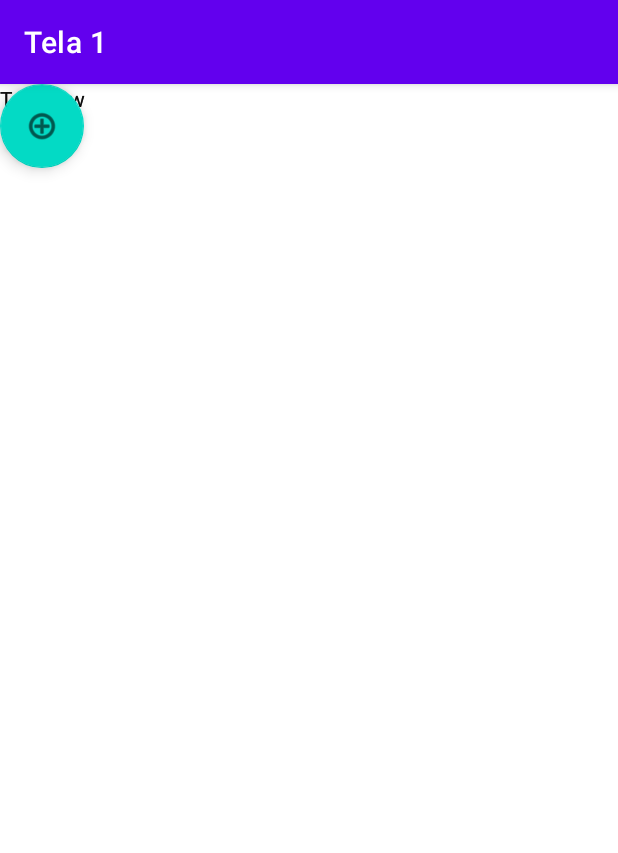
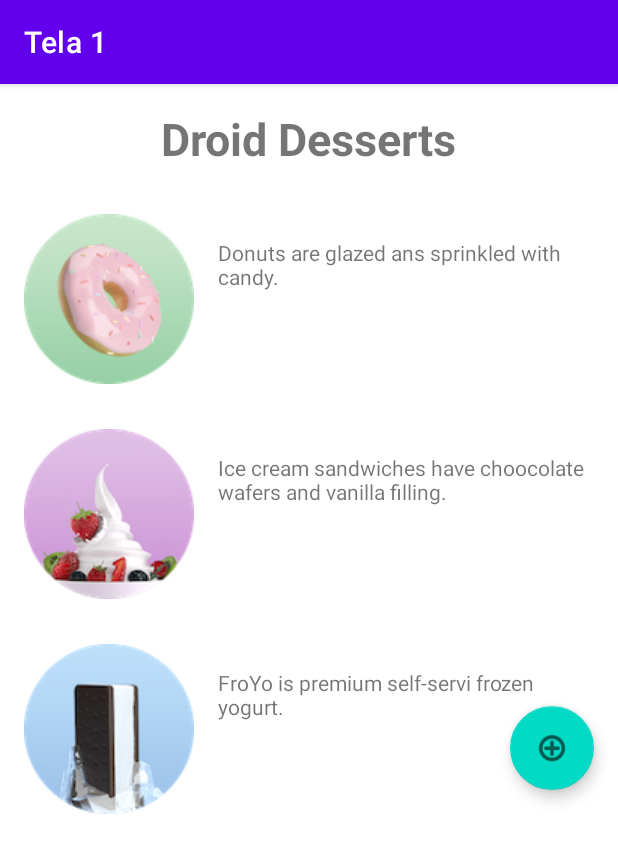
Before and after one commit to MirellaLins/DeepCode2, an Android app: the screen it shows after launch (MainActivity), on a phone screen of 412 x 824 dp. Shown: the top 853 px of the screen. Run offline under Robolectric (Android 15) with nearby library versions, the phone set to English and light mode, and no system bars.

```diff
--- a/DeepCode/app/src/main/java/com/domain/deepcode/MainActivity.java
+++ b/DeepCode/app/src/main/java/com/domain/deepcode/MainActivity.java
@@ -2,13 +2,58 @@ package com.domain.deepcode;
 
 import androidx.appcompat.app.AppCompatActivity;
 
+import android.content.Intent;
+import android.graphics.Color;
 import android.os.Bundle;
+import android.service.controls.actions.FloatAction;
+import android.widget.ImageView;
+import android.widget.TextView;
+import android.widget.Toast;
+
+import com.google.android.material.floatingactionbutton.FloatingActionButton;
 
 public class MainActivity extends AppCompatActivity {
+
+    private int imagemClicada = 0;
 
     @Override
     protected void onCreate(Bundle savedInstanceState) {
         super.onCreate(savedInstanceState);
         setContentView(R.layout.activity_main);
+
+        ImageView img1 = findViewById(R.id.ivDounts);
+        TextView tvDonut = findViewById(R.id.tvLegendaDonut);
+
+        ImageView img2 = findViewById(R.id.ivSorvete);
+        ImageView img3 = findViewById(R.id.ivBiscoito);
+
+        img1.setOnClickListener(view -> {
+            imagemClicada = 1;
+            Toast.makeText(this, "Donut", Toast.LENGTH_LONG).show();
+            tvDonut.setBackgroundColor(Color.CYAN);
+        });
+
+        img2.setOnClickListener(view -> {
+            imagemClicada = 2;
+            Toast.makeText(this, "Sorvete", Toast.LENGTH_LONG).show();
+        });
+
+        img3.setOnClickListener(view -> {
+            imagemClicada = 3;
+            Toast.makeText(this, "Biscoito", Toast.LENGTH_LONG).show();
+        });
+
+        FloatingActionButton button = findViewById(R.id.floatingActionButton);
+
+        button.setOnClickListener(view -> {
+
+            Intent intencao = new Intent(this, MainActivity3.class);
+
+            intencao.putExtra("KEY_TELA1", imagemClicada);
+
+            startActivity(intencao);
+
+        });
+
     }
 }
--- a/DeepCode/app/src/main/res/layout/activity_main.xml
+++ b/DeepCode/app/src/main/res/layout/activity_main.xml
@@ -1,74 +1,105 @@
 <?xml version="1.0" encoding="utf-8"?>
-<androidx.constraintlayout.widget.ConstraintLayout xmlns:android="http://schemas.android.com/apk/res/android"
+
+<ScrollView xmlns:android="http://schemas.android.com/apk/res/android"
     xmlns:app="http://schemas.android.com/apk/res-auto"
     xmlns:tools="http://schemas.android.com/tools"
     android:layout_width="match_parent"
     android:layout_height="match_parent"
     tools:context=".MainActivity">
 
+    <androidx.constraintlayout.widget.ConstraintLayout
+        android:layout_width="match_parent"
+        android:layout_height="wrap_content">
+
 
         <TextView
             android:id="@+id/textView"
             android:layout_width="wrap_content"
             android:layout_height="wrap_content"
-        android:text="TextView"
-        tools:layout_editor_absoluteX="164dp"
-        tools:layout_editor_absoluteY="5dp" />
+            android:layout_marginTop="16dp"
+            android:text="Droid Desserts"
+            android:textSize="30sp"
+            android:textStyle="bold"
+            app:layout_constraintEnd_toEndOf="parent"
+            app:layout_constraintStart_toStartOf="parent"
+            app:layout_constraintTop_toTopOf="parent" />
 
         <ImageView
-        android:id="@+id/imageView2"
+            android:id="@+id/ivDounts"
             android:layout_width="wrap_content"
             android:layout_height="wrap_content"
-        tools:layout_editor_absoluteX="21dp"
-        tools:layout_editor_absoluteY="74dp"
-        tools:srcCompat="@tools:sample/avatars" />
+            android:layout_marginStart="16dp"
+            android:layout_marginTop="30dp"
+            android:src="@drawable/donut_circle"
+            app:layout_constraintStart_toStartOf="parent"
+            app:layout_constraintTop_toBottomOf="@+id/textView" />
 
         <ImageView
-        android:id="@+id/imageView3"
+            android:id="@+id/ivSorvete"
             android:layout_width="wrap_content"
             android:layout_height="wrap_content"
-        tools:layout_editor_absoluteX="16dp"
-        tools:layout_editor_absoluteY="250dp"
-        tools:srcCompat="@tools:sample/avatars" />
+            android:layout_marginStart="16dp"
+            android:layout_marginTop="30dp"
+            android:src="@drawable/froyo_circle"
+            app:layout_constraintStart_toStartOf="parent"
+            app:layout_constraintTop_toBottomOf="@+id/ivDounts" />
 
         <ImageView
-        android:id="@+id/imageView4"
+            android:id="@+id/ivBiscoito"
             android:layout_width="wrap_content"
             android:layout_height="wrap_content"
-        tools:layout_editor_absoluteX="21dp"
-        tools:layout_editor_absoluteY="423dp"
-        tools:srcCompat="@tools:sample/avatars" />
+            android:layout_marginStart="16dp"
+            android:layout_marginTop="30dp"
+            android:src="@drawable/icecream_circle"
+            app:layout_constraintStart_toStartOf="parent"
+            app:layout_constraintTop_toBottomOf="@+id/ivSorvete" />
 
         <TextView
-        android:id="@+id/textView2"
-        android:layout_width="wrap_content"
+            android:id="@+id/tvLegendaDonut"
+            android:layout_width="0dp"
             android:layout_height="wrap_content"
-        android:text="TextView"
-        tools:layout_editor_absoluteX="208dp"
-        tools:layout_editor_absoluteY="123dp" />
+            android:layout_marginStart="16dp"
+            android:layout_marginTop="16dp"
+            android:layout_marginEnd="16dp"
+            android:text="Donuts are glazed ans sprinkled with candy."
+            app:layout_constraintEnd_toEndOf="parent"
+            app:layout_constraintStart_toEndOf="@+id/ivDounts"
+            app:layout_constraintTop_toTopOf="@+id/ivDounts" />
 
         <TextView
             android:id="@+id/textView3"
-        android:layout_width="wrap_content"
+            android:layout_width="0dp"
             android:layout_height="wrap_content"
-        android:text="TextView"
-        tools:layout_editor_absoluteX="200dp"
-        tools:layout_editor_absoluteY="286dp" />
+            android:layout_marginStart="16dp"
+            android:layout_marginTop="16dp"
+            android:layout_marginEnd="16dp"
+            android:text="Ice cream sandwiches have choocolate wafers and vanilla filling."
+            app:layout_constraintEnd_toEndOf="parent"
+            app:layout_constraintStart_toEndOf="@+id/ivSorvete"
+            app:layout_constraintTop_toTopOf="@+id/ivSorvete" />
 
         <TextView
             android:id="@+id/textView4"
-        android:layout_width="wrap_content"
+            android:layout_width="0dp"
             android:layout_height="wrap_content"
-        android:text="TextView"
-        tools:layout_editor_absoluteX="216dp"
-        tools:layout_editor_absoluteY="452dp" />
+            android:layout_marginStart="16dp"
+            android:layout_marginTop="16dp"
+            android:layout_marginEnd="16dp"
+            android:text="FroYo is premium self-servi frozen yogurt. "
+            app:layout_constraintEnd_toEndOf="parent"
+            app:layout_constraintStart_toEndOf="@+id/ivBiscoito"
+            app:layout_constraintTop_toTopOf="@+id/ivBiscoito" />
 
         <com.google.android.material.floatingactionbutton.FloatingActionButton
             android:id="@+id/floatingActionButton"
             android:layout_width="wrap_content"
             android:layout_height="wrap_content"
+            android:layout_marginEnd="16dp"
+            android:layout_marginBottom="16dp"
             android:clickable="true"
-        app:srcCompat="@android:drawable/ic_menu_add"
-        tools:layout_editor_absoluteX="339dp"
-        tools:layout_editor_absoluteY="659dp" />
+            app:layout_constraintBottom_toBottomOf="parent"
+            app:layout_constraintEnd_toEndOf="parent"
+            app:srcCompat="@android:drawable/ic_menu_add" />
+
     </androidx.constraintlayout.widget.ConstraintLayout>
+</ScrollView>
```
Also changed, not shown: DeepCode/app/src/main/AndroidManifest.xml (+23 -12 lines), DeepCode/app/src/main/java/com/domain/deepcode/ItemViewHolder.java (added, +27 -0 lines), DeepCode/app/src/main/java/com/domain/deepcode/MainActivity3.java (added, +40 -0 lines), DeepCode/app/src/main/java/com/domain/deepcode/MainActivity3.kt (deleted, +0 -11 lines), DeepCode/app/src/main/java/com/domain/deepcode/Professor.kt (added, +14 -0 lines), DeepCode/app/src/main/java/com/domain/deepcode/ProfessorJava.java (added, +57 -0 lines), DeepCode/app/src/main/java/com/domain/deepcode/RecyclerViewActivity.java (added, +37 -0 lines), DeepCode/app/src/main/java/com/domain/deepcode/VersionAdapter.java (added, +43 -0 lines), DeepCode/app/src/main/res/layout/activity_main3.xml (+21 -0 lines), DeepCode/app/src/main/res/layout/activity_recycler_view.xml (added, +14 -0 lines), DeepCode/app/src/main/res/layout/item_layout.xml (added, +21 -0 lines). Lines whose indentation alone changed are shown as unchanged.
